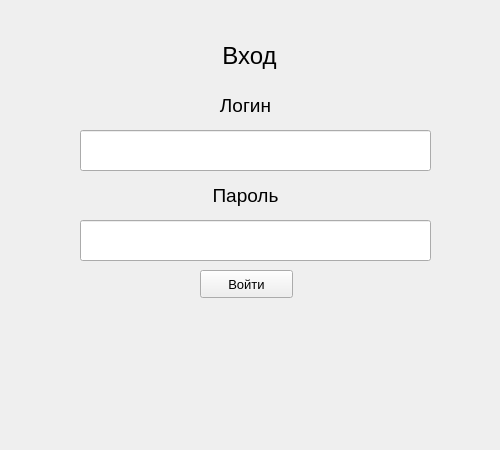
Old version of the form EnterMenu Interface.ui in the repository wyborn666/project_pp.
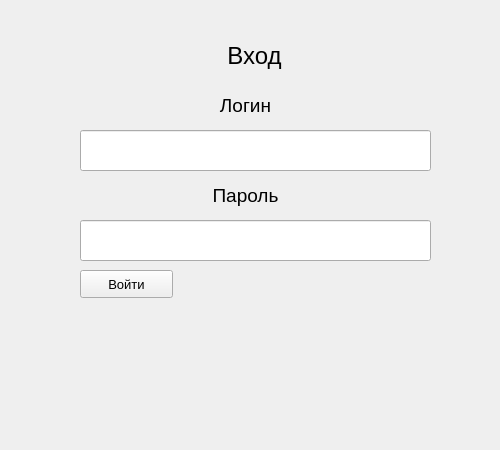
New version of the form.

```diff
--- a/EnterMenu Interface.ui
+++ b/EnterMenu Interface.ui
@@ -62,9 +62,9 @@
    <widget class="QLabel" name="label">
     <property name="geometry">
      <rect>
-      <x>204</x>
+      <x>74</x>
       <y>40</y>
-      <width>91</width>
+      <width>361</width>
       <height>31</height>
      </rect>
     </property>
@@ -125,7 +125,7 @@
    <widget class="QPushButton" name="Enter_pushButton">
     <property name="geometry">
      <rect>
-      <x>200</x>
+      <x>80</x>
       <y>270</y>
       <width>93</width>
       <height>28</height>
```
Left out of the diff: 2 changed lines with no effect on the pictures.
